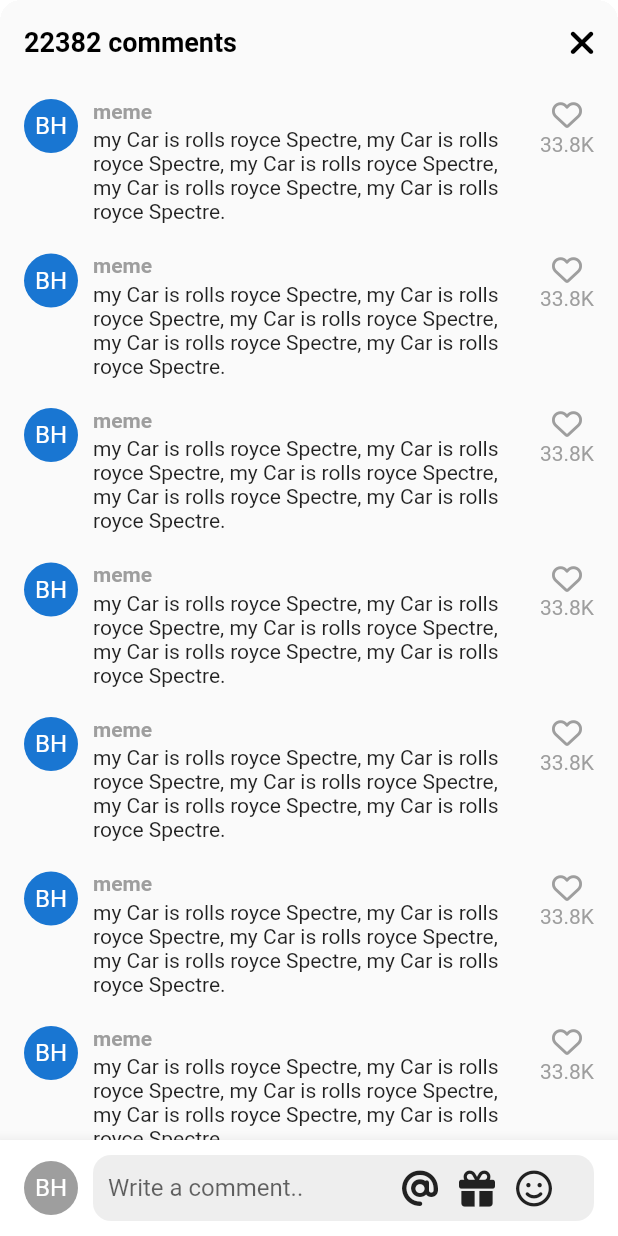
After one commit to marlaangsoul/ex_flutter_clone_coding, a Flutter app: the VideoComments screen opened directly, on a phone screen of 412 x 824 dp. The commit adds this screen. Run offline on Flutter 3.47's test engine with Material 2 defaults, Android fonts, the phone set to English and light mode, and no system bars; our stand-ins replace font_awesome_flutter, video_player, visibility_detector; network calls fail.

Commit message:
2023/03/07 Study Update

```diff
--- a/tiktok_clone/lib/features/main_navigation/main_navigation_screen.dart
+++ b/tiktok_clone/lib/features/main_navigation/main_navigation_screen.dart
@@ -57,6 +57,8 @@ class _MainNavigationScreenState extends State<MainNavigationScreen> {
   Widget build(BuildContext context) {
     // 커스텀 네비게이션 바.
     return Scaffold(
+      resizeToAvoidBottomInset: false, // 키보드가 나타나면서 찌그러지는 현상을 없애 준다. 기본적으로 true
+      backgroundColor: _selectedIndex == 0 ? Colors.black : Colors.white,
       body: Stack(
         children: [
           Offstage(
--- /dev/null
+++ b/tiktok_clone/lib/features/videos/widgets/video_comments.dart
@@ -0,0 +1,226 @@
+import 'package:flutter/material.dart';
+import 'package:font_awesome_flutter/font_awesome_flutter.dart';
+import 'package:tiktok_clone/constants/gaps.dart';
+import 'package:tiktok_clone/constants/sizes.dart';
+
+class VideoComments extends StatefulWidget {
+  const VideoComments({super.key});
+
+  @override
+  State<VideoComments> createState() => _VideoCommentsState();
+}
+
+class _VideoCommentsState extends State<VideoComments> {
+  bool _isWriting = false;
+
+  final ScrollController _scrollController = ScrollController();
+
+  //종료 버튼
+  void _onClosePressed() {
+    Navigator.of(context).pop();
+  }
+
+  void _stopWriting() {
+    FocusScope.of(context).unfocus();
+    setState(() {
+      _isWriting = false;
+    });
+  }
+
+  void _onStartWriting() {
+    setState(() {
+      _isWriting = true;
+    });
+  }
+
+  @override
+  Widget build(BuildContext context) {
+    final size = MediaQuery.of(context).size;
+    return Container(
+      // bottom comments 바를 레디오스를 주기위 한 설정.
+      height: size.height * 0.70,
+      clipBehavior: Clip.hardEdge,
+      decoration: BoxDecoration(
+        borderRadius: BorderRadius.circular(
+          Sizes.size14,
+        ),
+      ),
+      child: Scaffold(
+        backgroundColor: Colors.grey.shade50,
+        appBar: AppBar(
+          backgroundColor: Colors.grey.shade50,
+          // 뒤로 가기 버튼 삭제.
+          automaticallyImplyLeading: false,
+          title: const Text(
+            "22382 comments",
+          ),
+          // 모달창 종료 버튼.
+          actions: [
+            IconButton(
+                onPressed: _onClosePressed,
+                icon: const FaIcon(FontAwesomeIcons.xmark))
+          ],
+        ),
+        body: GestureDetector(
+          onTap: _stopWriting, // 제스쳐 디텍터로 입력 창 누르고 다른 창 눌렀을때 입력창 해제 되게 하는 것.
+          child: Stack(
+            children: [
+              Scrollbar(
+                controller: _scrollController, // 여기에 넣고,
+                child: ListView.separated(
+                  controller: _scrollController, // 여기도 넣어야 한다.
+                  padding: const EdgeInsets.only(
+                    top: Sizes.size10,
+                    bottom: Sizes.size96 +
+                        Sizes.size20, // 아래 쪽 공간을 줘서 댓글이 전부 보이도록 조치.
+                    left: Sizes.size16,
+                    right: Sizes.size16,
+                  ),
+                  separatorBuilder: (context, index) => Gaps.v20,
+                  itemCount: 10,
+                  itemBuilder: (context, index) => Row(
+                    crossAxisAlignment: CrossAxisAlignment.start, // 사진 첫번째로 이동.
+                    children: [
+                      const CircleAvatar(
+                        radius: 18,
+                        child: Text("BH"),
+                      ),
+                      Gaps.h10,
+                      Expanded(
+                        child: Column(
+                          crossAxisAlignment: CrossAxisAlignment.start,
+                          children: [
+                            Text(
+                              'meme',
+                              style: TextStyle(
+                                  fontWeight: FontWeight.bold,
+                                  fontSize: Sizes.size14,
+                                  color: Colors.grey.shade500),
+                            ),
+                            Gaps.v3,
+                            const Text(
+                              'my Car is rolls royce Spectre, my Car is rolls royce Spectre, my Car is rolls royce Spectre, my Car is rolls royce Spectre, my Car is rolls royce Spectre.',
+                            ),
+                          ],
+                        ),
+                      ),
+                      Gaps.h10,
+                      Column(
+                        children: [
+                          FaIcon(
+                            FontAwesomeIcons.heart,
+                            size: Sizes.size20,
+                            color: Colors.grey.shade500,
+                          ),
+                          Gaps.v2,
+                          Text(
+                            '33.8K',
+                            style: TextStyle(
+                              color: Colors.grey.shade500,
+                            ),
+                          )
+                        ],
+                      )
+                    ],
+                  ),
+                ),
+              ),
+              Positioned(
+                bottom: 0,
+                // MediaQuery 로 사용자 디바이스의 사이즈를 가져와서 넓이만큼 사용한다.
+                width: size.width,
+                child: BottomAppBar(
+                  color: Colors.white,
+                  child: Padding(
+                    padding: const EdgeInsets.symmetric(
+                      horizontal: Sizes.size16,
+                      vertical: Sizes.size10,
+                      // 여기서 사이즈를 줄수 있지만, 큰값은 가능하나 작은 값은 줄수 없다.
+                      // 그럴때는 TextField 자체를 SizedBox로 감싼 다음 높이를 맞춰줘야 한다.
+                    ),
+                    child: Row(
+                      children: [
+                        CircleAvatar(
+                          radius: 18,
+                          backgroundColor: Colors.grey.shade500,
+                          foregroundColor: Colors.white,
+                          child: const Text("BH"),
+                        ),
+                        Gaps.h10,
+                        Expanded(
+                          child: SizedBox(
+                            height: Sizes.size44,
+                            child: TextField(
+                              onTap: _onStartWriting,
+                              // textInputAction: TextInputAction.emergencyCall,// 이렇게 운영체제마다 사용할 수 있는 다양한 기능이 있다.
+                              textInputAction: TextInputAction.newline,
+                              expands: true, // 입력창을 확장시킬 수 있다.
+                              minLines: null, // 최소 입력 가능 줄
+                              maxLines: null, //  최대 입력 가능 줄.
+                              cursorColor: Theme.of(context).primaryColor,
+                              decoration: InputDecoration(
+                                  hintText: "Write a comment..",
+                                  border: OutlineInputBorder(
+                                    borderRadius: BorderRadius.circular(
+                                      Sizes.size12,
+                                    ),
+                                    borderSide: BorderSide
+                                        .none, // 입력창 겉의 파란 색 선을 없애 준다.
+                                  ),
+                                  filled: true,
+                                  fillColor: Colors.grey.shade200,
+                                  contentPadding: const EdgeInsets.symmetric(
+                                    horizontal: Sizes.size10,
+                                    vertical: Sizes.size12,
+                                  ),
+                                  suffixIcon: Padding(
+                                    padding: const EdgeInsets.only(
+                                      right: Sizes.size14,
+                                    ),
+                                    child: Row(
+                                      mainAxisSize: MainAxisSize
+                                          .min, // 너가 사용 할 수 있는 최소의 사이즈만 사용해.
+                                      children: [
+                                        FaIcon(
+                                          FontAwesomeIcons.at,
+                                          color: Colors.grey.shade900,
+                                        ),
+                                        Gaps.h14,
+                                        FaIcon(
+                                          FontAwesomeIcons.gift,
+                                          color: Colors.grey.shade900,
+                                        ),
+                                        Gaps.h14,
+                                        FaIcon(
+                                          FontAwesomeIcons.faceSmile,
+                                          color: Colors.grey.shade900,
+                                        ),
+                                        Gaps.h14,
+                                        if (_isWriting)
+                                          GestureDetector(
+                                            onTap: _stopWriting,
+                                            child: FaIcon(
+                                              FontAwesomeIcons.circleArrowUp,
+                                              color: Theme.of(context)
+                                                  .primaryColor,
+                                            ),
+                                          ),
+                                      ],
+                                    ),
+                                  )),
+                            ),
+                          ),
+                        ),
+                      ],
+                    ),
+                  ),
+                ),
+              )
+            ],
+          ),
+        ),
+        //bottomNavigationBar: 입력창을 사용할때, 키보드가 올라오면 입력창이 가려져서 사용할 수 없다.
+      ),
+    );
+  }
+}
```
Also changed, not shown: tiktok_clone/lib/features/videos/video_timeline_screen.dart (+46 -1 lines), tiktok_clone/lib/features/videos/widgets/video_button.dart (added, +35 -0 lines), tiktok_clone/lib/features/videos/widgets/video_post.dart (+51 -6 lines).
